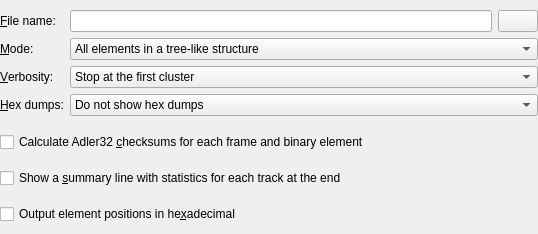
First picture: the form in src/mkvtoolnix-gui/forms/info/job_settings_widget.ui, repository jpsdr/MKVToolnix-Windows-7, before the edit.
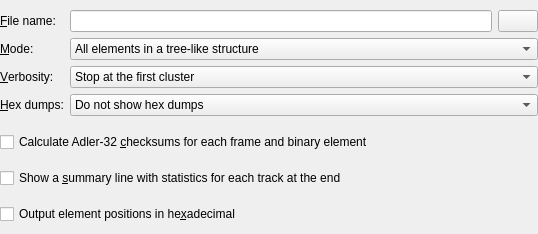
Second picture: the form after the edit. Icons and pictures are not drawn. Custom widgets are drawn as their Qt base class.

Commit message: all: fix name of Adler-32 checksum algorithm

```diff
--- a/src/mkvtoolnix-gui/forms/info/job_settings_widget.ui
+++ b/src/mkvtoolnix-gui/forms/info/job_settings_widget.ui
@@ -138,7 +138,7 @@
    <item>
     <widget class="QCheckBox" name="checksums">
      <property name="text">
-      <string>Calculate Adler32 &amp;checksums for each frame and binary element</string>
+      <string>Calculate Adler-32 &amp;checksums for each frame and binary element</string>
      </property>
     </widget>
    </item>
```
The commit also changes 37 other files.
